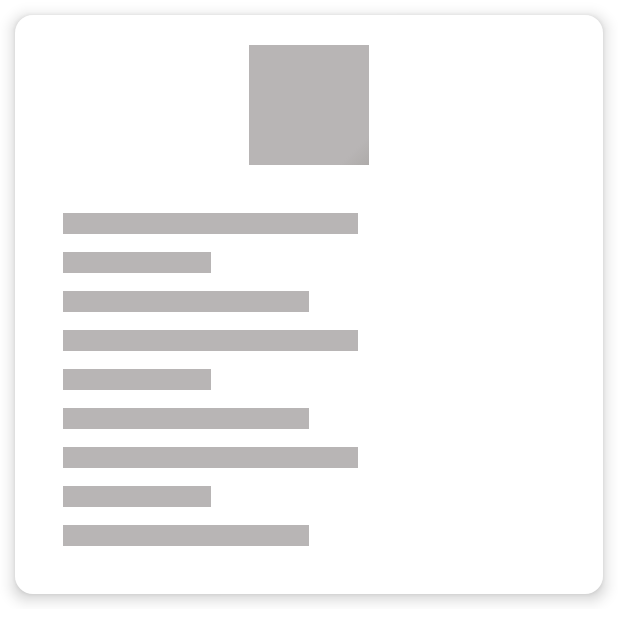
After one commit to SirFilbido/BookOfStarWars, an Android app built with Jetpack Compose: the @Preview function ShimmerDetailsCharacter, on a phone screen of 412 x 824 dp. The commit adds this screen. Shown: the top 642 px of the screen. Run offline under Robolectric (Android 15) with nearby library versions, the phone set to English and light mode, and no system bars; our stand-ins replace Shimmer.

Commit message:
Creating the details character screen and view model

```diff
--- /dev/null
+++ b/app/src/main/java/com/sirfilbido/bookofstarwars/ui/feature/character/detailsCharacter/components/ShimmerDetailsCharacter.kt
@@ -0,0 +1,73 @@
+package com.sirfilbido.bookofstarwars.ui.feature.character.detailsCharacter.components
+
+import androidx.compose.foundation.layout.Arrangement
+import androidx.compose.foundation.layout.Box
+import androidx.compose.foundation.layout.Column
+import androidx.compose.foundation.layout.Row
+import androidx.compose.foundation.layout.fillMaxWidth
+import androidx.compose.foundation.layout.height
+import androidx.compose.foundation.layout.padding
+import androidx.compose.foundation.layout.size
+import androidx.compose.material3.CardDefaults
+import androidx.compose.material3.ElevatedCard
+import androidx.compose.runtime.Composable
+import androidx.compose.ui.Alignment
+import androidx.compose.ui.Modifier
+import androidx.compose.ui.tooling.preview.Preview
+import androidx.compose.ui.unit.dp
+import com.sirfilbido.bookofstarwars.ui.theme.UnityWhite
+import com.sirfilbido.bookofstarwars.utils.extensions.shimmerEffect
+
+@Preview
+@Composable
+fun ShimmerDetailsCharacter() {
+    ElevatedCard(
+        elevation = CardDefaults.cardElevation(
+            defaultElevation = 6.dp
+        ), colors = CardDefaults.cardColors(
+            containerColor = UnityWhite,
+        ),
+        modifier = Modifier.padding(10.dp)
+    ) {
+        Row(
+            modifier = Modifier
+                .fillMaxWidth()
+                .padding(start = 20.dp, end = 20.dp, top = 20.dp),
+            horizontalArrangement = Arrangement.Center,
+        ) {
+            Box(
+                modifier = Modifier
+                    .size(80.dp)
+                    .shimmerEffect()
+            )
+        }
+
+        Row(
+            modifier = Modifier
+                .fillMaxWidth()
+                .padding(12.dp),
+            horizontalArrangement = Arrangement.spacedBy(4.dp),
+        ) {
+            Column(
+                modifier = Modifier.padding(20.dp),
+                verticalArrangement = Arrangement.spacedBy(12.dp)
+            ) {
+                for (i in 1..3) {
+                    BoxHorizontal(0.6f)
+                    BoxHorizontal(0.3f)
+                    BoxHorizontal(0.5f)
+                }
+            }
+        }
+    }
+}
+
+@Composable
+private fun BoxHorizontal(fraction: Float = 1f) {
+    Box(
+        modifier = Modifier
+            .fillMaxWidth(fraction)
+            .height(14.dp)
+            .shimmerEffect()
+    )
+}
```
Also changed, not shown: app/src/main/java/com/sirfilbido/bookofstarwars/ui/feature/character/detailsCharacter/DetailsCharacterScreen.kt (added, +173 -0 lines), app/src/main/java/com/sirfilbido/bookofstarwars/ui/feature/character/detailsCharacter/DetailsCharacterViewModel.kt (added, +24 -0 lines), app/src/main/res/values/strings.xml (+12 -0 lines).
